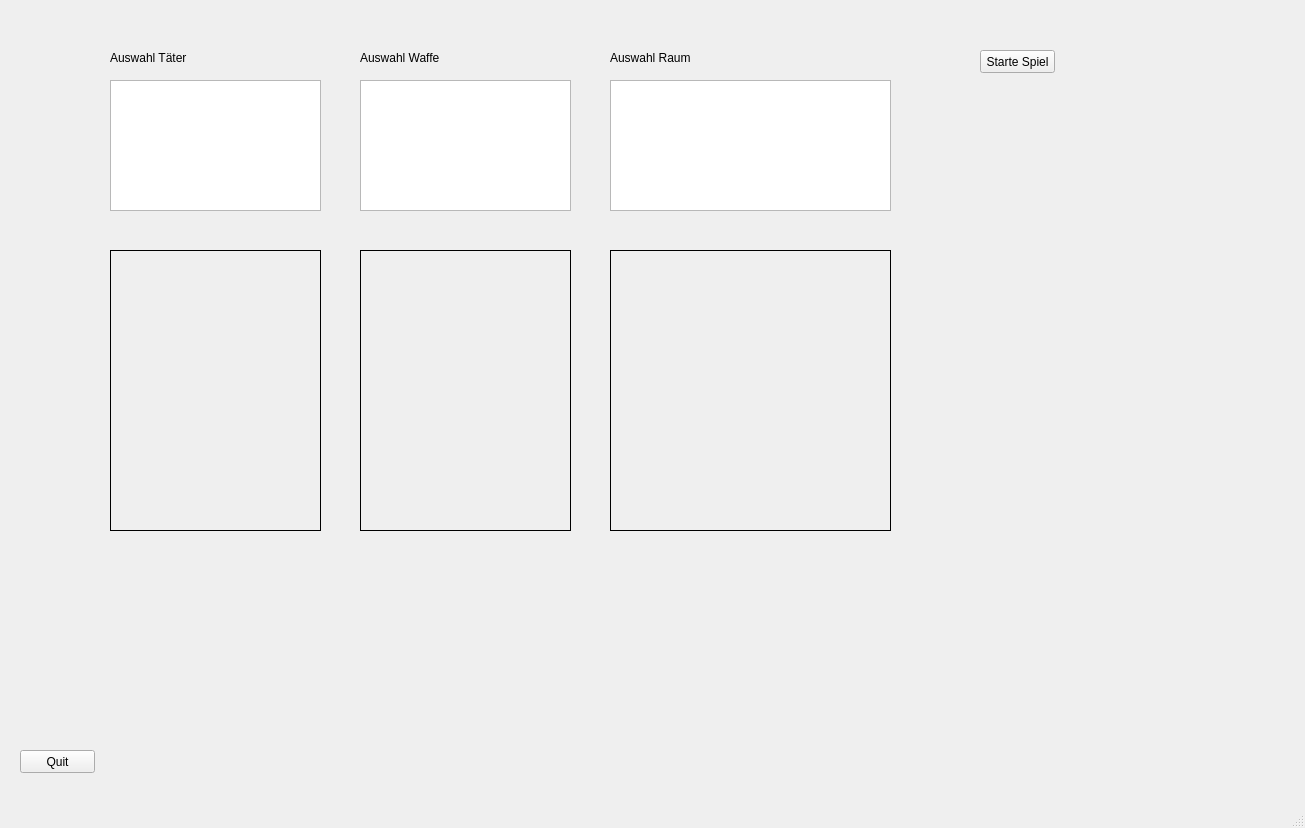
This is Cluedo/UI/CluedoUI.ui in haegar80/Cluedo as Qt 5 draws it before an edit. The edited form follows.
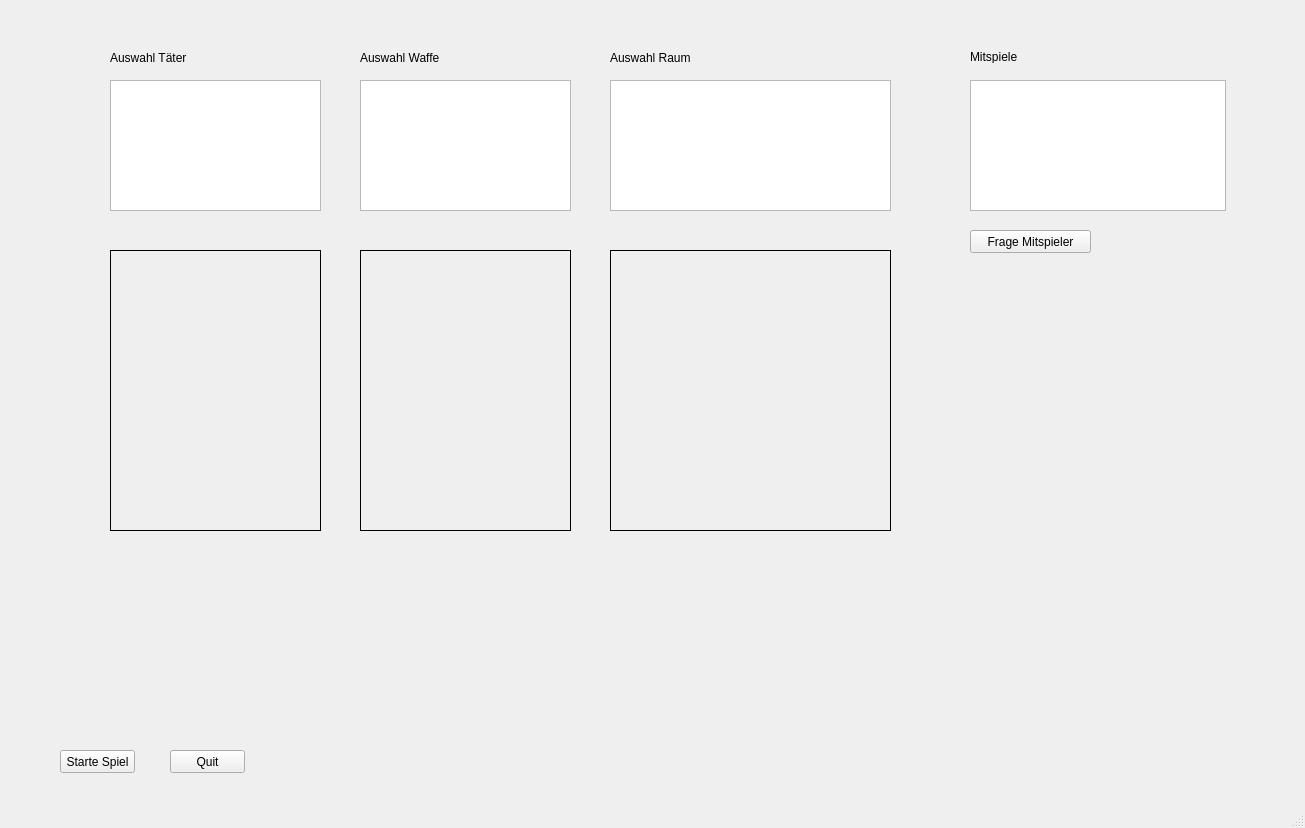
This is the edited form.

Diff of the .ui file:
```diff
--- a/Cluedo/UI/CluedoUI.ui
+++ b/Cluedo/UI/CluedoUI.ui
@@ -162,7 +162,7 @@
    <widget class="QPushButton" name="quitButton">
     <property name="geometry">
      <rect>
-      <x>20</x>
+      <x>170</x>
       <y>750</y>
       <width>75</width>
       <height>23</height>
@@ -172,11 +172,34 @@
      <string>Quit</string>
     </property>
    </widget>
+   <widget class="QListWidget" name="listPlayers">
+    <property name="geometry">
+     <rect>
+      <x>970</x>
+      <y>80</y>
+      <width>256</width>
+      <height>131</height>
+     </rect>
+    </property>
+   </widget>
+   <widget class="QPushButton" name="buttonAskPlayers">
+    <property name="geometry">
+     <rect>
+      <x>970</x>
+      <y>230</y>
+      <width>121</width>
+      <height>23</height>
+     </rect>
+    </property>
+    <property name="text">
+     <string>Frage Mitspieler</string>
+    </property>
+   </widget>
    <widget class="QPushButton" name="buttonStartGame">
     <property name="geometry">
      <rect>
-      <x>980</x>
-      <y>50</y>
+      <x>60</x>
+      <y>750</y>
       <width>75</width>
       <height>23</height>
      </rect>
@@ -185,6 +208,19 @@
      <string>Starte Spiel</string>
     </property>
    </widget>
+   <widget class="QLabel" name="labelPlayers">
+    <property name="geometry">
+     <rect>
+      <x>970</x>
+      <y>50</y>
+      <width>47</width>
+      <height>13</height>
+     </rect>
+    </property>
+    <property name="text">
+     <string>Mitspieler</string>
+    </property>
+   </widget>
   </widget>
   <widget class="QMenuBar" name="menubar">
    <property name="geometry">
```
